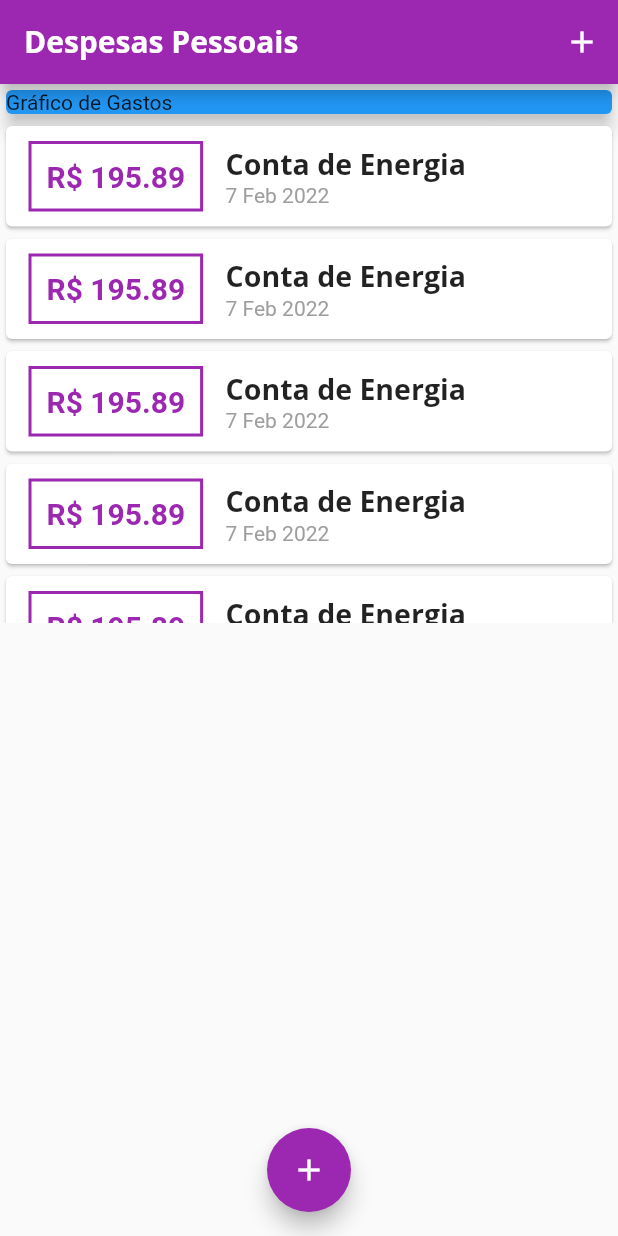
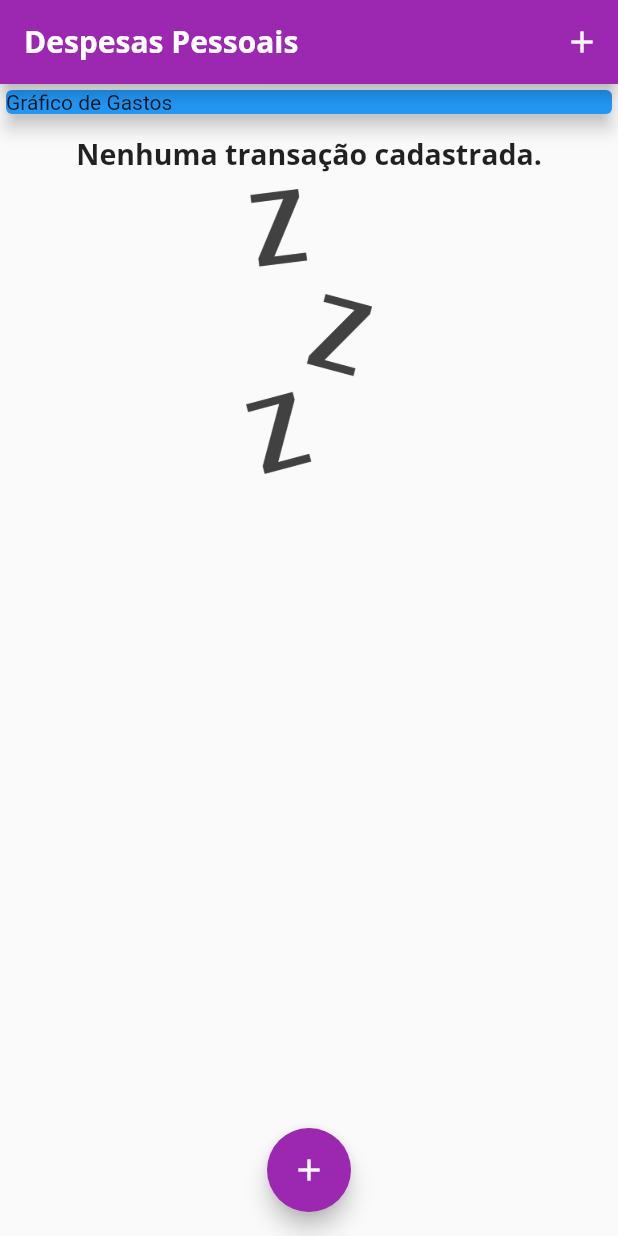
Before and after one commit to mateusmeds/expenses, a Flutter app: the screen it shows after launch, on a phone screen of 412 x 824 dp. Run offline on Flutter 3.47's test engine with Material 2 defaults, Android fonts, the phone set to English and light mode, and no system bars.

```diff
--- a/lib/components/transaction_list.dart
+++ b/lib/components/transaction_list.dart
@@ -11,7 +11,23 @@ class TransactionList extends StatelessWidget {
   Widget build(BuildContext context) {
     return Container(
       height: 335,
-      child: ListView.builder(
+      padding: EdgeInsets.fromLTRB(0, 10, 0, 0),
+      child: _transactions.isEmpty
+          ? Column(children: <Widget>[
+              Text(
+                'Nenhuma transação cadastrada.',
+                style: Theme.of(context).textTheme.headline6,
+              ),
+              Container(
+                padding: EdgeInsets.fromLTRB(0, 10, 0, 0),
+                height: 200,
+                child: Image.asset(
+                  'assets/images/waiting.png',
+                  fit: BoxFit.cover,
+                ),
+              )
+            ])
+          : ListView.builder(
               //Quantidade de itens que vai ter na lista
               itemCount: _transactions.length,
               itemBuilder: (ctx, index) {
@@ -28,8 +44,7 @@ class TransactionList extends StatelessWidget {
                           border: Border.all(
                               //Setando a cor primária do tema
                               color: Theme.of(context).primaryColor,
-                        width: 2
-                      ),
+                              width: 2),
                         ),
                         padding: const EdgeInsets.all(10),
                         child: Text(
--- a/lib/main.dart
+++ b/lib/main.dart
@@ -38,42 +38,42 @@ class HomePage extends StatefulWidget {
 }
 
 class _HomePageState extends State<HomePage> {
-  final _transactions = [
-    Transaction(
-        id: "t1",
-        title: "Conta de Energia",
-        value: 195.89,
-        date: DateTime.now()),
-    Transaction(
-        id: "t2",
-        title: "Conta de Energia",
-        value: 195.89,
-        date: DateTime.now()),
-    Transaction(
-        id: "t3",
-        title: "Conta de Energia",
-        value: 195.89,
-        date: DateTime.now()),
-    Transaction(
-        id: "t4",
-        title: "Conta de Energia",
-        value: 195.89,
-        date: DateTime.now()),
-    Transaction(
-        id: "t5",
-        title: "Conta de Energia",
-        value: 195.89,
-        date: DateTime.now()),
-    Transaction(
-        id: "t6",
-        title: "Conta de Energia",
-        value: 195.89,
-        date: DateTime.now()),
-    Transaction(
-        id: "t7",
-        title: "Conta de Energia",
-        value: 195.89,
-        date: DateTime.now()),
+  final List<Transaction> _transactions = [
+    // Transaction(
+    //     id: "t1",
+    //     title: "Conta de Energia",
+    //     value: 195.89,
+    //     date: DateTime.now()),
+    // Transaction(
+    //     id: "t2",
+    //     title: "Conta de Energia",
+    //     value: 195.89,
+    //     date: DateTime.now()),
+    // Transaction(
+    //     id: "t3",
+    //     title: "Conta de Energia",
+    //     value: 195.89,
+    //     date: DateTime.now()),
+    // Transaction(
+    //     id: "t4",
+    //     title: "Conta de Energia",
+    //     value: 195.89,
+    //     date: DateTime.now()),
+    // Transaction(
+    //     id: "t5",
+    //     title: "Conta de Energia",
+    //     value: 195.89,
+    //     date: DateTime.now()),
+    // Transaction(
+    //     id: "t6",
+    //     title: "Conta de Energia",
+    //     value: 195.89,
+    //     date: DateTime.now()),
+    // Transaction(
+    //     id: "t7",
+    //     title: "Conta de Energia",
+    //     value: 195.89,
+    //     date: DateTime.now()),
   ];
 
   _addTransaction(String title, double value) {
--- a/pubspec.yaml
+++ b/pubspec.yaml
@@ -59,9 +59,9 @@ flutter:
   uses-material-design: true
 
   # To add assets to your application, add an assets section, like this:
-  # assets:
-  #   - images/a_dot_burr.jpeg
-  #   - images/a_dot_ham.jpeg
+  assets:
+    - assets/images/waiting.png
+
 
   # An image asset can refer to one or more resolution-specific "variants", see
   # https://flutter.dev/assets-and-images/#resolution-aware.
```
Also changed, not shown: assets/images/waiting.png (added). Lines whose indentation alone changed are shown as unchanged.
